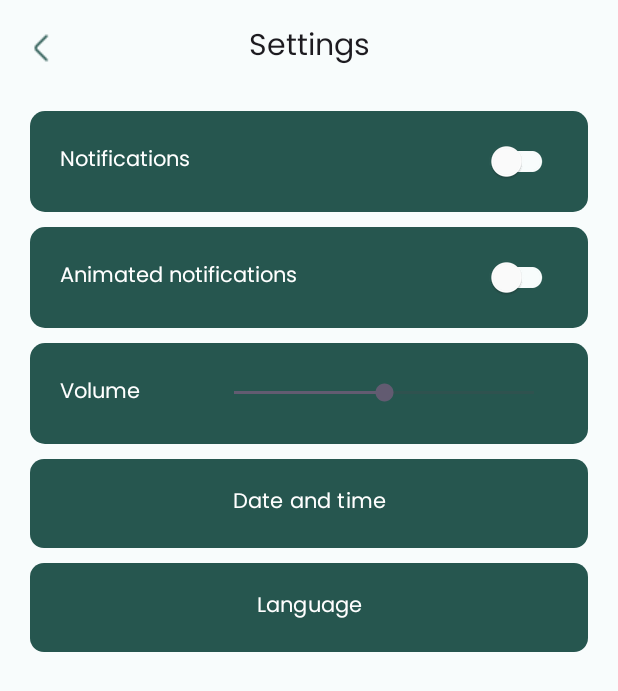
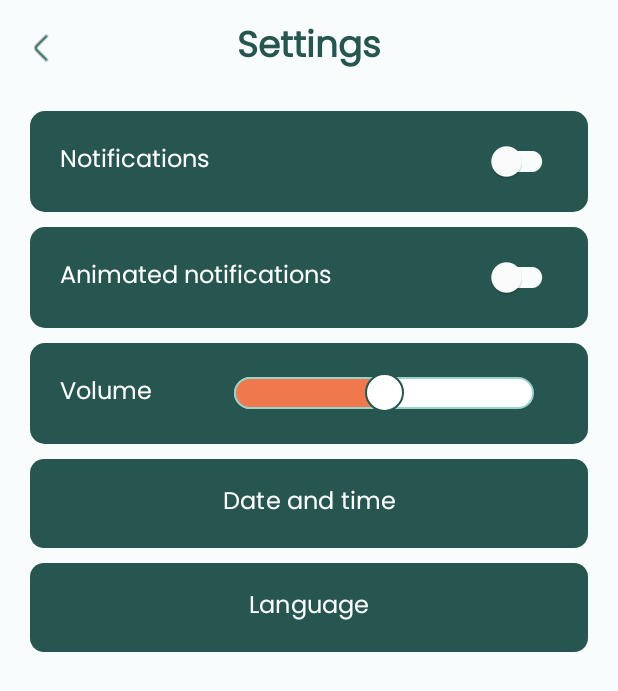
Before and after one commit to Rubendsp30/Project_CM, an Android app: the fragment SettingsFragment placed in its activity, on a phone screen of 412 x 824 dp. Shown: the top 691 px of the screen. Run offline under Robolectric (Android 15) with nearby library versions, the phone set to English and light mode, and no system bars; our stand-ins replace Firebase (no records; nobody signed in at launch, a user with empty details on screens opened directly); libraries missing offline, so code that uses them is left out: org.eclipse.paho; 1 statement that could not run was skipped.

Commit message:
Even More UI

```diff
--- a/Project_CM/app/src/main/java/com/example/project_cm/Adapters/HistoryAdapter.java
+++ b/Project_CM/app/src/main/java/com/example/project_cm/Adapters/HistoryAdapter.java
@@ -43,7 +43,7 @@ public class HistoryAdapter extends RecyclerView.Adapter<HistoryAdapter.HistoryV
             String formattedDate = formatter.format(date);
             holder.textViewDateFood.setText(formattedDate);
         } else {
-            holder.textViewDateFood.setText("Date not available");
+            holder.textViewDateFood.setText(R.string.date_not_available);
         }
     }
 
--- a/Project_CM/app/src/main/java/com/example/project_cm/Adapters/HomeAdapter.java
+++ b/Project_CM/app/src/main/java/com/example/project_cm/Adapters/HomeAdapter.java
@@ -122,7 +122,8 @@ public class HomeAdapter extends RecyclerView.Adapter<HomeAdapter.HomeViewHolder
 
 
         int foodSuply = viewPagerItem.getFoodSuply();
-        String foodSuplyText = foodSuply + "% Food Supply";
+        String foodText = holder.itemView.getContext().getString(R.string.food_supply);
+        String foodSuplyText = foodSuply + foodText;
         holder.supplyText.setText(foodSuplyText);
         holder.supplyProgressBar.setProgress(foodSuply);
 
@@ -208,7 +209,7 @@ public class HomeAdapter extends RecyclerView.Adapter<HomeAdapter.HomeViewHolder
             nextMealHourText.setText(formattedTime);
         } else {
             nextMealText.setVisibility(View.GONE);
-            nextMealHourText.setText("No upcoming meals");
+            nextMealHourText.setText(R.string.no_upcoming_meals);
         }
     }
 
--- a/Project_CM/app/src/main/res/layout/settings_fragment.xml
+++ b/Project_CM/app/src/main/res/layout/settings_fragment.xml
@@ -22,6 +22,9 @@
             android:layout_height="wrap_content"
             android:layout_gravity="center"
             android:text="@string/settings"
+            android:textSize="@dimen/medium_24"
+            android:textColor="@color/green_400"
+            android:textStyle="bold"
             android:textAppearance="@style/TextAppearance.Widget.AppCompat.Toolbar.Title" />
     </androidx.appcompat.widget.Toolbar>
 
@@ -35,6 +38,7 @@
         android:background="@drawable/vaccine_rounded_corner"
         android:paddingHorizontal="20dp"
         android:layout_marginHorizontal="20dp"
+        android:textSize="@dimen/small_16"
         android:layout_marginTop="10dp"
         app:layout_constraintStart_toStartOf="parent"
         app:layout_constraintTop_toBottomOf="@id/toolbar"
@@ -47,6 +51,7 @@
         android:layout_width="0dp"
         android:layout_height="67dp"
         android:text="@string/animated_notifications"
+        android:textSize="@dimen/small_16"
         android:textColor="@color/white"
         android:background="@drawable/vaccine_rounded_corner"
         android:paddingHorizontal="20dp"
@@ -75,6 +80,7 @@
             android:layout_height="match_parent"
             android:text="@string/volume"
             android:gravity="center"
+            android:textSize="@dimen/small_16"
             android:textColor="@color/white"
              />
 
@@ -84,6 +90,9 @@
             android:layout_height="match_parent"
             android:max="100"
             android:progress="50"
+            android:splitTrack="false"
+            android:progressDrawable="@drawable/custom_seekbar"
+            android:thumb="@drawable/custom_seekbar_thumb"
             android:layout_marginStart="100dp"
             android:layout_gravity="center_vertical" />
     </FrameLayout>
@@ -95,6 +104,7 @@
         android:text="@string/date_and_time"
         android:layout_marginTop="6dp"
         android:layout_marginHorizontal="20dp"
+        android:textSize="@dimen/small_16"
         app:cornerRadius="9dp"
         app:layout_constraintStart_toStartOf="parent"
         app:layout_constraintTop_toBottomOf="@id/containerVolume"
@@ -107,6 +117,7 @@
         android:text="@string/language"
         android:layout_marginTop="2dp"
         android:layout_marginHorizontal="20dp"
+        android:textSize="@dimen/small_16"
         app:cornerRadius="9dp"
         app:layout_constraintStart_toStartOf="parent"
         app:layout_constraintTop_toBottomOf="@id/buttonDateAndTime"
--- a/Project_CM/app/src/main/res/values/strings.xml
+++ b/Project_CM/app/src/main/res/values/strings.xml
@@ -119,4 +119,10 @@
     <string name="next_dose">Next Dose</string>
     <string name="choose_your_wi_fi_network">Choose your Wi-Fi Network</string>
     <string name="continue_">Continue</string>
+    <string name="no_upcoming_meals">No upcoming meals</string>
+    <string name="date_not_available">Date not available</string>
+    <string name="food_supply">% Food Supply</string>
+    <string name="all_days">All Days</string>
+    <string name="only_once">Only once</string>
+    <string name="monday_to_friday">Monday to Friday</string>
 </resources>
```
Also changed, not shown: Project_CM/app/src/main/java/com/example/project_cm/Adapters/MealScheduleAdapter.java (+6 -5 lines), Project_CM/app/src/main/java/com/example/project_cm/Fragments/DeviceManagementFragment.java (+12 -6 lines), Project_CM/app/src/main/java/com/example/project_cm/Fragments/DeviceSetup/DevSetupInitial.java (+22 -1 lines), 1 other file.
